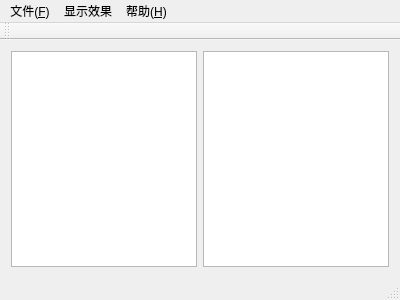
This is mainwindow.ui in TianSHH/Picop as Qt 5 draws it before an edit. The edited form follows.
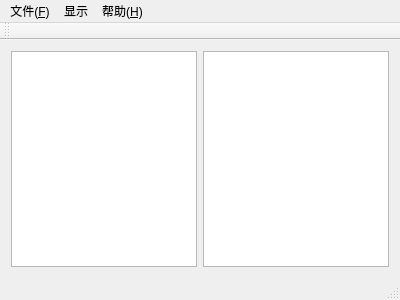
This is the edited form.

Commit message: 完成不同采样率显示功能

```diff
--- a/mainwindow.ui
+++ b/mainwindow.ui
@@ -49,7 +49,7 @@
    </widget>
    <widget class="QMenu" name="menuDisplay">
     <property name="title">
-     <string>显示效果</string>
+     <string>显示</string>
     </property>
     <addaction name="actionSamplingRate"/>
     <addaction name="action_2"/>
```
The commit also changes 4 other files.
